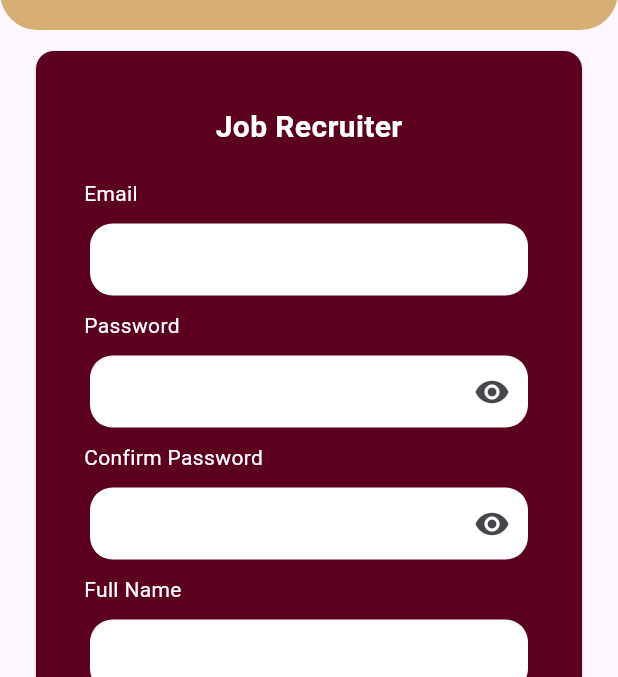
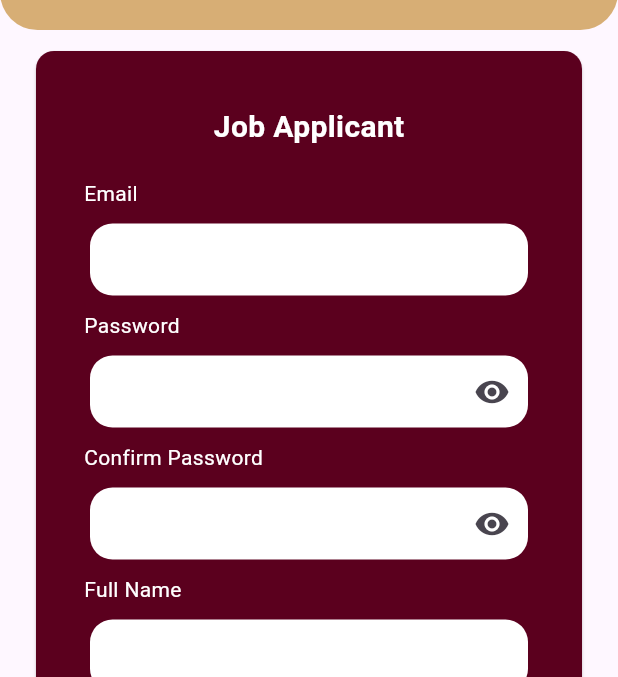
Before and after one commit to itsnamy/gradgigs, a Flutter app: the ApplicantSignupPage screen opened directly, on a phone screen of 412 x 824 dp, the part 75-752 px from its top. Run offline on Flutter 3.47's test engine with Material 3 defaults, Android fonts, the phone set to English and light mode, and no system bars; our stand-ins replace animated_splash_screen, firebase_core; missing offline and left inert: flutterflow_ui; accounts and stored records are empty; network calls fail; Roboto replaces fonts that are missing (Contrail One).

Commit message:
Update Applicant Backend

```diff
--- a/lib/view/authentication/apl_signup.dart
+++ b/lib/view/authentication/apl_signup.dart
@@ -90,7 +90,7 @@ class _ApplicantSignupPageState extends State<ApplicantSignupPage> {
                             padding: EdgeInsets.symmetric(
                                 horizontal: 30, vertical: 20),
                             child: Text(
-                              'Job Recruiter',
+                              'Job Applicant',
                               style: TextStyle(
                                 color: Colors.white,
                                 fontFamily: 'Contrail One',
--- a/lib/view/authentication/login.dart
+++ b/lib/view/authentication/login.dart
@@ -213,5 +213,5 @@ class _LoginPageState extends State<LoginPage> {
   }
 }
 void applicantProfilePage(BuildContext context){
-  Navigator.push(context, MaterialPageRoute(builder: (context) => ApplicantProfilePage()));
+  // Navigator.push(context, MaterialPageRoute(builder: (context) => ApplicantProfilePage()));
 }
--- a/lib/view/user_profile/apl_create_profile/apl_academic_information.dart
+++ b/lib/view/user_profile/apl_create_profile/apl_academic_information.dart
@@ -40,7 +40,7 @@ class _ApplicantAcademicInformationState
         context,
         MaterialPageRoute(
             builder: (context) =>
-                ApplicantContactDetails(recruiter: widget.recruiter)));
+                ApplicantContactDetails(applicant: widget.applicant)));
 
   }
 
--- a/lib/view/user_profile/apl_create_profile/apl_bank_details.dart
+++ b/lib/view/user_profile/apl_create_profile/apl_bank_details.dart
@@ -3,6 +3,7 @@ import 'package:gradgigs/view/user_profile/apl_profile.dart';
 import 'package:flutterflow_ui/flutterflow_ui.dart';
 import 'package:gradgigs/view/user_profile/apl_create_profile/apl_bank_details.dart';
 import 'package:gradgigs/model/apl_profile_model.dart';
+import 'package:gradgigs/service/auth_validator.dart';
 // ignore_for_file: prefer_const_constructors
 
 class ApplicantBankDetails extends StatefulWidget {
@@ -27,13 +28,13 @@ class _ApplicantBankDetailsState extends State<ApplicantBankDetails> {
 
     widget.applicant.setBankName = bankName;
     widget.applicant.setBankHolderName = bankHolderName;
-    widget.applicant.bankName = bankName;
+    widget.applicant.bankName = bankNumber;
 
     Navigator.push(
         context,
         MaterialPageRoute(
             builder: (context) =>
-                ApplicantProfilePage(recruiter: widget.recruiter)));
+                ApplicantProfilePage(applicant: widget.applicant)));
 
   }
 
@@ -187,7 +188,7 @@ class _ApplicantBankDetailsState extends State<ApplicantBankDetails> {
                                   fillColor: Colors.white,
                                 ),
                                 validator: (value) =>
-                                    Validator.validateYearProgramme(value!),
+                                    Validator.validateFaculty(value!),
                               ),
                             ),
                           ),
@@ -202,7 +203,7 @@ class _ApplicantBankDetailsState extends State<ApplicantBankDetails> {
                         Padding(
                           padding: EdgeInsetsDirectional.fromSTEB(20, 16, 0, 0),
                           child: Text(
-                            'Faculty',
+                            'Bank Account Number',
                             style: TextStyle(color: Colors.white),
                           ),
                         ),
--- a/lib/view/user_profile/apl_create_profile/apl_basic_information.dart
+++ b/lib/view/user_profile/apl_create_profile/apl_basic_information.dart
@@ -3,6 +3,7 @@ import 'package:gradgigs/view/user_profile/apl_profile.dart';
 import 'package:flutterflow_ui/flutterflow_ui.dart';
 import 'package:gradgigs/model/apl_profile_model.dart';
 import 'package:gradgigs/service/auth_validator.dart';
+import 'package:gradgigs/view/user_profile/apl_create_profile/apl_academic_information.dart';
 // ignore_for_file: prefer_const_constructors
 
 class ApplicantBasicInformation extends StatefulWidget {
--- a/lib/view/user_profile/apl_create_profile/apl_contact_details.dart
+++ b/lib/view/user_profile/apl_create_profile/apl_contact_details.dart
@@ -31,7 +31,7 @@ class _ApplicantContactDetailsState extends State<ApplicantContactDetails> {
         context,
         MaterialPageRoute(
             builder: (context) =>
-              ApplicantSupportingDocuments(recruiter: widget.recruiter)));
+              ApplicantSupportingDocuments(applicant: widget.applicant)));
   }
 
   @override
--- a/lib/view/user_profile/apl_profile.dart
+++ b/lib/view/user_profile/apl_profile.dart
@@ -1,5 +1,6 @@
 import 'package:flutter/material.dart';
 import 'package:gradgigs/view/authentication/login.dart';
+import 'package:gradgigs/model/apl_profile_model.dart';
 import 'package:gradgigs/view/user_profile/apl_create_profile/apl_academic_information.dart';
 import 'package:gradgigs/view/user_profile/apl_create_profile/apl_bank_details.dart';
 import 'package:gradgigs/view/user_profile/apl_create_profile/apl_basic_information.dart';
@@ -9,7 +10,10 @@ import 'package:gradgigs/view/user_profile/apl_create_profile/apl_contact_detail
 // ignore_for_file: prefer_const_constructors
 
 class ApplicantProfilePage extends StatefulWidget {
-  const ApplicantProfilePage({super.key});
+
+  final ApplicantProfile applicant;
+
+  const ApplicantProfilePage({super.key, required this.applicant});
 
   @override
   State<ApplicantProfilePage> createState() => _ApplicantProfilePageState();
@@ -96,7 +100,7 @@ class _ApplicantProfilePageState extends State<ApplicantProfilePage> {
                   ),
                   const SizedBox(height: 30),
                   TextButton(
-                    onPressed: () => applicantBasicInformation(context),
+                    onPressed: () => applicantBasicInformation(context, widget.applicant),
                     child: const Text(
                       'Basic Information',
                       style: TextStyle(
@@ -107,7 +111,7 @@ class _ApplicantProfilePageState extends State<ApplicantProfilePage> {
                   ),
                   Divider(),
                   TextButton(
-                    onPressed: () => applicantAcademicInformation(context),
+                    onPressed: () => applicantAcademicInformation(context, widget.applicant),
                     child: const Text(
                       'Academic Information',
                       style: TextStyle(
@@ -118,7 +122,7 @@ class _ApplicantProfilePageState extends State<ApplicantProfilePage> {
                   ),
                   Divider(),
                   TextButton(
-                    onPressed: () => applicantContactDetails(context),
+                    onPressed: () => applicantContactDetails(context, widget.applicant),
                     child: const Text(
                       'Contact Details',
                       style: TextStyle(
@@ -129,7 +133,7 @@ class _ApplicantProfilePageState extends State<ApplicantProfilePage> {
                   ),
                   Divider(),
                   TextButton(
-                    onPressed: () => applicantBankDetails(context),
+                    onPressed: () => applicantBankDetails(context, widget.applicant),
                     child: const Text(
                       'Bank Details',
                       style: TextStyle(
@@ -140,7 +144,7 @@ class _ApplicantProfilePageState extends State<ApplicantProfilePage> {
                   ),
                   Divider(),
                   TextButton(
-                    onPressed: () => applicantSupportingDocuments(context),
+                    onPressed: () => applicantSupportingDocuments(context, widget.applicant),
                     child: const Text(
                       'Supporting Documents',
                       style: TextStyle(
@@ -165,7 +169,7 @@ class _ApplicantProfilePageState extends State<ApplicantProfilePage> {
               width: 400,
               child: ElevatedButton(
                 onPressed: () {
-                  loginPage(context);
+                  loginPage(context, widget.applicant);
                 },
                 style: ElevatedButton.styleFrom(
                   padding:
@@ -198,32 +202,32 @@ class _ApplicantProfilePageState extends State<ApplicantProfilePage> {
   }
 }
 
-void applicantBasicInformation(BuildContext context) {
+void applicantBasicInformation(BuildContext context, ApplicantProfile applicant) {
   Navigator.push(context,
-      MaterialPageRoute(builder: (context) => ApplicantBasicInformation()));
+      MaterialPageRoute(builder: (context) => ApplicantBasicInformation(applicant: applicant)));
 }
 
-void applicantAcademicInformation(BuildContext context) {
+void applicantAcademicInformation(BuildContext context, ApplicantProfile applicant) {
   Navigator.push(context,
-      MaterialPageRoute(builder: (context) => ApplicantAcademicInformation()));
+      MaterialPageRoute(builder: (context) => ApplicantAcademicInformation(applicant: applicant)));
 }
 
-void applicantContactDetails(BuildContext context) {
+void applicantContactDetails(BuildContext context, ApplicantProfile applicant) {
   Navigator.push(context,
-      MaterialPageRoute(builder: (context) => ApplicantContactDetails()));
+      MaterialPageRoute(builder: (context) => ApplicantContactDetails(applicant: applicant)));
 }
 
-void applicantBankDetails(BuildContext context) {
+void applicantBankDetails(BuildContext context, ApplicantProfile applicant) {
   Navigator.push(
-      context, MaterialPageRoute(builder: (context) => ApplicantBankDetails()));
+      context, MaterialPageRoute(builder: (context) => ApplicantBankDetails(applicant: applicant)));
 }
 
-void applicantSupportingDocuments(BuildContext context) {
+void applicantSupportingDocuments(BuildContext context, ApplicantProfile applicant) {
   Navigator.push(context,
-      MaterialPageRoute(builder: (context) => ApplicantSupportingDocuments()));
+      MaterialPageRoute(builder: (context) => ApplicantSupportingDocuments(applicant: applicant)));
 }
 
-void loginPage(BuildContext context) {
+void loginPage(BuildContext context, ApplicantProfile applicant) {
   Navigator.push(context,
       MaterialPageRoute(builder: (context) => LoginPage(title: 'Sign In')));
 }
```
Also changed, not shown: lib/view/user_profile/apl_create_profile/apl_supporting_documents.dart (+6 -2 lines).
